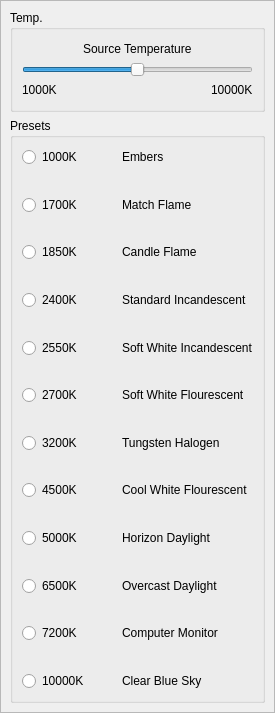
Above: src/temperaturemenu.ui from mattykakes/qcvTouchUp before the change. Below: the same form after it.
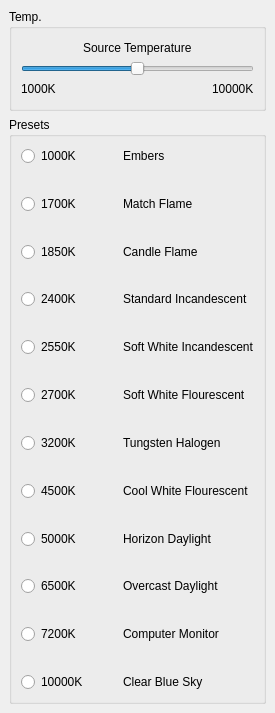
That is the form after the change. Icons and pictures are not drawn.

```diff
--- a/src/temperaturemenu.ui
+++ b/src/temperaturemenu.ui
@@ -31,6 +31,12 @@
   <property name="windowTitle">
    <string>ScrollArea</string>
   </property>
+  <property name="frameShape">
+   <enum>QFrame::NoFrame</enum>
+  </property>
+  <property name="frameShadow">
+   <enum>QFrame::Plain</enum>
+  </property>
   <property name="widgetResizable">
    <bool>true</bool>
   </property>
@@ -39,8 +45,8 @@
     <rect>
      <x>0</x>
      <y>0</y>
-     <width>273</width>
-     <height>711</height>
+     <width>275</width>
+     <height>713</height>
     </rect>
    </property>
    <layout class="QVBoxLayout" name="verticalLayout_2">
```
